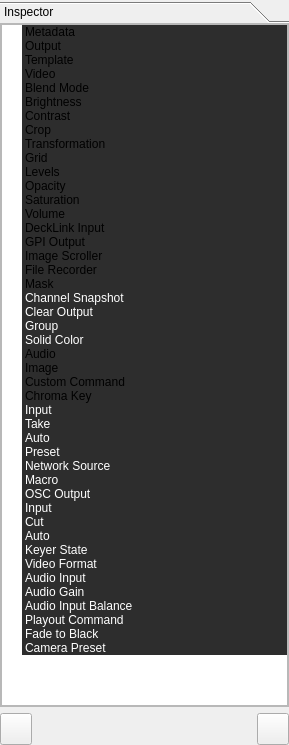
This is src/Widgets/Inspector/InspectorWidget.ui in CasparCG/client as Qt 5 draws it before an edit. The edited form follows.
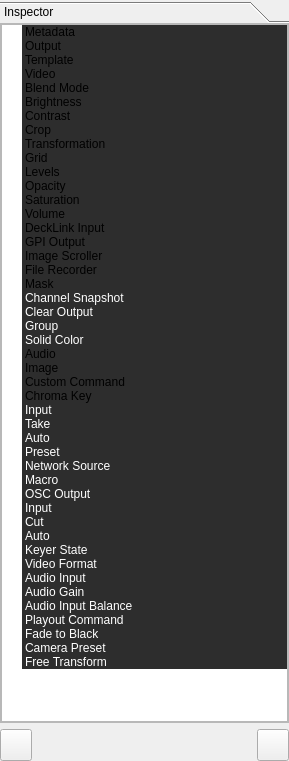
This is the edited form.

Commit message: Added support for free transform.

```diff
--- a/src/Widgets/Inspector/InspectorWidget.ui
+++ b/src/Widgets/Inspector/InspectorWidget.ui
@@ -7,7 +7,7 @@
     <x>0</x>
     <y>0</y>
     <width>289</width>
-    <height>745</height>
+    <height>761</height>
    </rect>
   </property>
   <property name="sizePolicy">
@@ -58,7 +58,7 @@
         <x>0</x>
         <y>0</y>
         <width>289</width>
-        <height>683</height>
+        <height>699</height>
        </rect>
       </property>
       <property name="sizePolicy">
@@ -94,7 +94,7 @@
             <x>0</x>
             <y>0</y>
             <width>285</width>
-            <height>679</height>
+            <height>695</height>
            </rect>
           </property>
           <layout class="QVBoxLayout" name="verticalLayout_3">
@@ -1164,6 +1164,29 @@
                </brush>
               </property>
              </item>
+             <item>
+              <property name="text">
+               <string>Free Transform</string>
+              </property>
+              <property name="background">
+               <brush brushstyle="SolidPattern">
+                <color alpha="255">
+                 <red>45</red>
+                 <green>45</green>
+                 <blue>45</blue>
+                </color>
+               </brush>
+              </property>
+              <property name="foreground">
+               <brush brushstyle="SolidPattern">
+                <color alpha="255">
+                 <red>255</red>
+                 <green>255</green>
+                 <blue>255</blue>
+                </color>
+               </brush>
+              </property>
+             </item>
             </widget>
            </item>
           </layout>
```
The commit also changes 26 other files.
